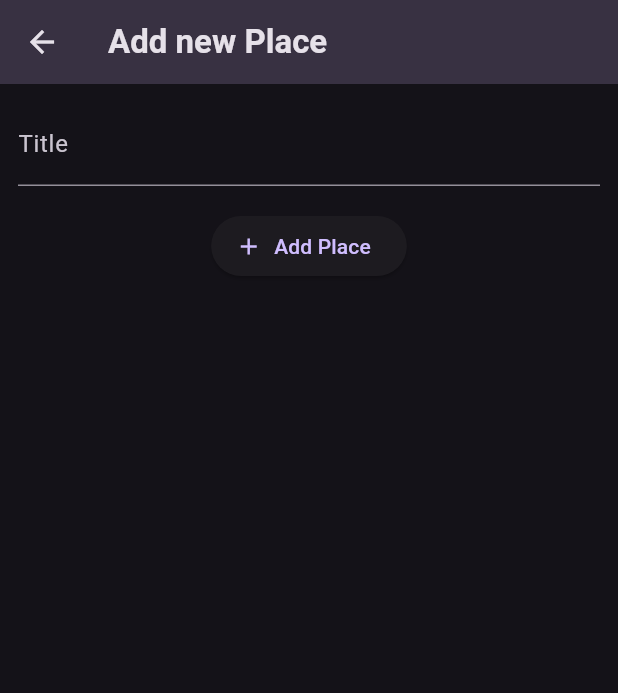
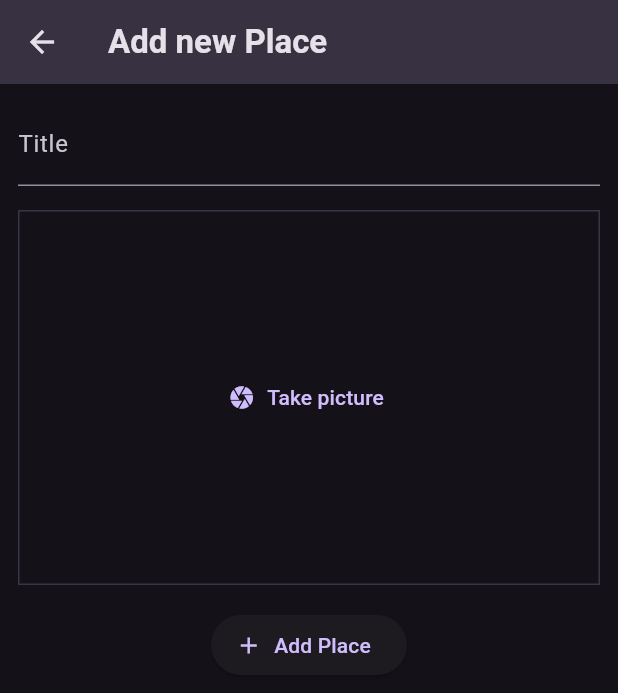
Before and after one commit to imole97/flutter-places, a Flutter app: the AddPlaceScreen screen opened directly, on a phone screen of 412 x 824 dp. Shown: the top 693 px of the screen. Run offline on Flutter 3.47's test engine with Material 3 defaults, Android fonts, the phone set to English and light mode, and no system bars; our stand-ins replace flutter_riverpod, google_fonts.

Commit message:
added image picker library; added a setup for the library in ios

```diff
--- a/lib/screens/add_place.dart
+++ b/lib/screens/add_place.dart
@@ -1,5 +1,6 @@
 import 'package:flutter/material.dart';
 import 'package:flutter_places/providers/user_places.dart';
+import 'package:flutter_places/widgets/image_input.dart';
 import 'package:flutter_riverpod/flutter_riverpod.dart';
 
 class AddPlaceScreen extends ConsumerStatefulWidget {
@@ -49,6 +50,10 @@
             const SizedBox(
               height: 16,
             ),
+            ImageInput(),
+            const SizedBox(
+              height: 16,
+            ),
             ElevatedButton.icon(
               onPressed: _savePlace,
               icon: const Icon(Icons.add),
--- /dev/null
+++ b/lib/widgets/image_input.dart
@@ -0,0 +1,30 @@
+import 'package:flutter/material.dart';
+
+class ImageInput extends StatefulWidget {
+  const ImageInput({super.key});
+
+  @override
+  State<ImageInput> createState() => _ImageInputState();
+}
+
+class _ImageInputState extends State<ImageInput> {
+  void _handleTakePicture() {}
+
+  @override
+  Widget build(BuildContext context) {
+    return Container(
+      decoration: BoxDecoration(
+          border: Border.all(
+              width: 1,
+              color: Theme.of(context).colorScheme.primary.withOpacity(0.2))),
+      alignment: Alignment.center,
+      height: 250,
+      width: double.infinity,
+      child: TextButton.icon(
+        icon: Icon(Icons.camera),
+        onPressed: _handleTakePicture,
+        label: Text('Take picture'),
+      ),
+    );
+  }
+}
--- a/pubspec.yaml
+++ b/pubspec.yaml
@@ -38,6 +38,7 @@
   google_fonts: ^6.2.1
   uuid: ^4.5.1
   flutter_riverpod: ^2.6.1
+  image_picker: ^1.1.2
 
 dev_dependencies:
   flutter_test:
```
Also changed, not shown: pubspec.lock, 6 other files.
